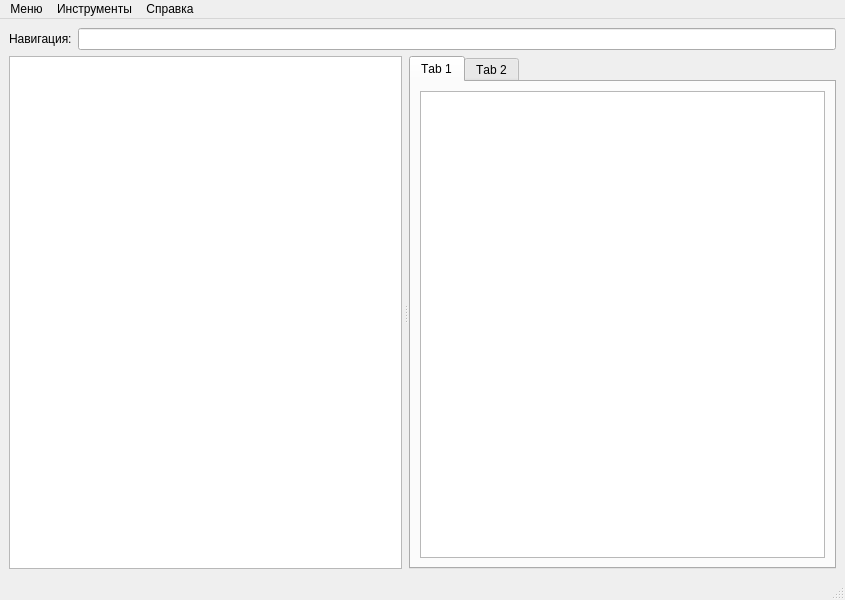
Old version of the form MainWindow.ui in the repository mrEscow/GB_QT.
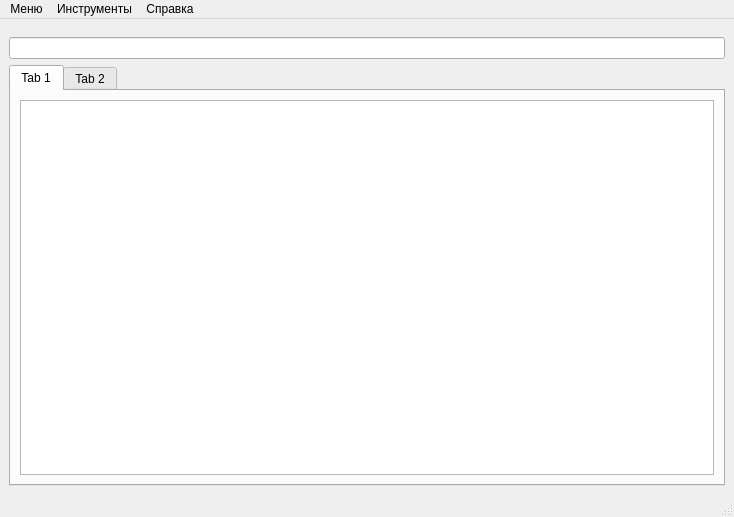
New version of the form.

```diff
--- a/MainWindow.ui
+++ b/MainWindow.ui
@@ -6,8 +6,8 @@
    <rect>
     <x>0</x>
     <y>0</y>
-    <width>845</width>
-    <height>600</height>
+    <width>734</width>
+    <height>517</height>
    </rect>
   </property>
   <property name="windowTitle">
@@ -20,59 +20,31 @@
      <verstretch>0</verstretch>
     </sizepolicy>
    </property>
-   <layout class="QVBoxLayout" name="verticalLayout_2" stretch="0,1">
-    <property name="sizeConstraint">
-     <enum>QLayout::SetDefaultConstraint</enum>
-    </property>
-    <item>
-     <layout class="QHBoxLayout" name="horizontalLayout">
-      <property name="sizeConstraint">
-       <enum>QLayout::SetDefaultConstraint</enum>
-      </property>
-      <item>
-       <widget class="QLabel" name="LabelNavigation">
-        <property name="text">
-         <string>Навигация:</string>
-        </property>
-       </widget>
-      </item>
-      <item>
-       <widget class="QLineEdit" name="lineEditNavigation"/>
-      </item>
-     </layout>
-    </item>
+   <layout class="QVBoxLayout" name="verticalLayout_2">
     <item>
      <widget class="QSplitter" name="splitter">
-      <property name="sizeIncrement">
-       <size>
-        <width>0</width>
-        <height>0</height>
-       </size>
-      </property>
-      <property name="baseSize">
-       <size>
-        <width>0</width>
-        <height>0</height>
-       </size>
-      </property>
-      <property name="font">
-       <font>
-        <kerning>false</kerning>
-       </font>
-      </property>
       <property name="orientation">
        <enum>Qt::Horizontal</enum>
       </property>
-      <property name="opaqueResize">
-       <bool>true</bool>
-      </property>
-      <property name="handleWidth">
-       <number>7</number>
-      </property>
-      <property name="childrenCollapsible">
-       <bool>false</bool>
-      </property>
-      <widget class="QListView" name="listView"/>
+      <widget class="QWidget" name="">
+       <layout class="QVBoxLayout" name="verticalLayout">
+        <property name="spacing">
+         <number>6</number>
+        </property>
+        <property name="topMargin">
+         <number>9</number>
+        </property>
+        <item>
+         <widget class="QLineEdit" name="lineEditNavigation">
+          <property name="minimumSize">
+           <size>
+            <width>0</width>
+            <height>22</height>
+           </size>
+          </property>
+         </widget>
+        </item>
+        <item>
       <widget class="QTabWidget" name="tabWidget">
        <property name="currentIndex">
         <number>0</number>
@@ -81,7 +53,7 @@
         <attribute name="title">
          <string>Tab 1</string>
         </attribute>
-        <layout class="QVBoxLayout" name="verticalLayout">
+           <layout class="QHBoxLayout" name="horizontalLayout">
          <item>
           <widget class="QTextEdit" name="textEdit"/>
          </item>
@@ -93,6 +65,9 @@
         </attribute>
        </widget>
       </widget>
+        </item>
+       </layout>
+      </widget>
      </widget>
     </item>
    </layout>
@@ -102,7 +77,7 @@
     <rect>
      <x>0</x>
      <y>0</y>
-     <width>845</width>
+     <width>734</width>
      <height>21</height>
     </rect>
    </property>
```
Lines whose indentation alone changed are shown as unchanged.
